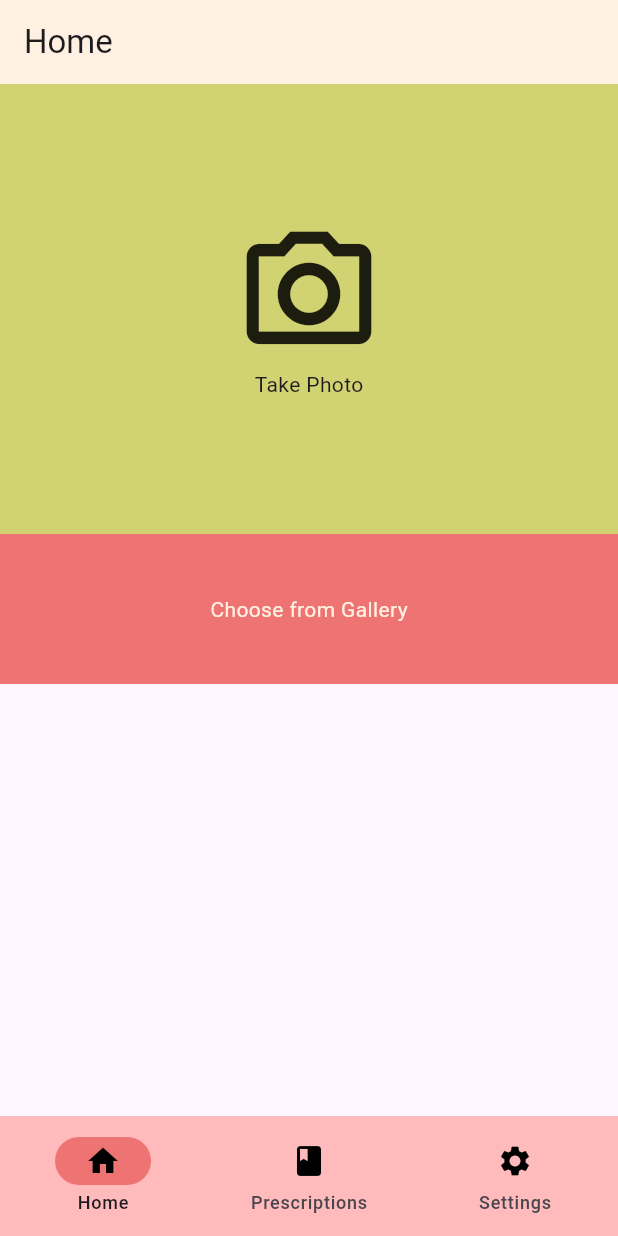
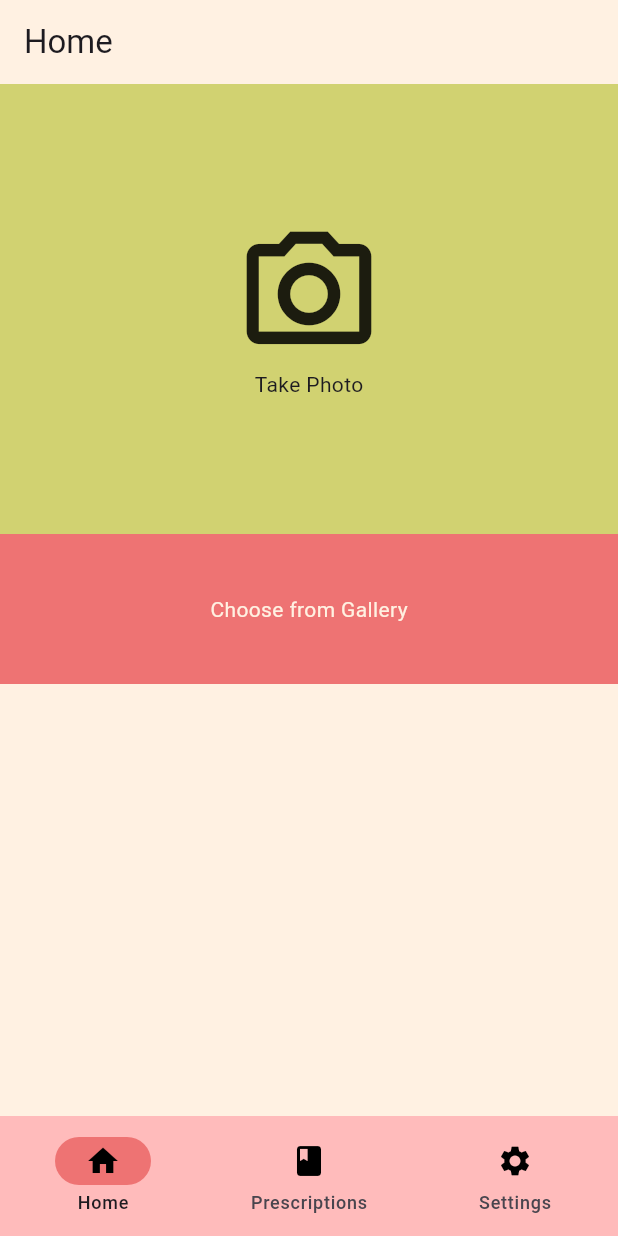
Before and after one commit to bhan-trinh/pill-reminder, a Flutter app: the screen it shows after launch, on a phone screen of 412 x 824 dp. Run offline on Flutter 3.47's test engine with Material 3 defaults, Android fonts, the phone set to English and light mode, and no system bars; our stand-ins replace get, image_picker.

Commit message:
Change bg color to design

```diff
--- a/frontend/lib/Pages/home.dart
+++ b/frontend/lib/Pages/home.dart
@@ -28,6 +28,7 @@ class _HomePageState extends State<HomePage> {
   @override
   Widget build(BuildContext context) {
     return Scaffold(
+      backgroundColor: AppColors.primaryBackground,
       appBar: AppBar(
         title: const Text("Home"),
         backgroundColor: AppColors.primaryBackground,
--- a/frontend/lib/Pages/prescript.dart
+++ b/frontend/lib/Pages/prescript.dart
@@ -8,6 +8,7 @@ class PrescriptPage extends StatelessWidget {
   @override
   Widget build(BuildContext context) {
     return Scaffold(
+      backgroundColor: AppColors.primaryBackground,
       appBar: AppBar(
         title: const Text("Home"),
         backgroundColor: AppColors.primaryBackground,
```
